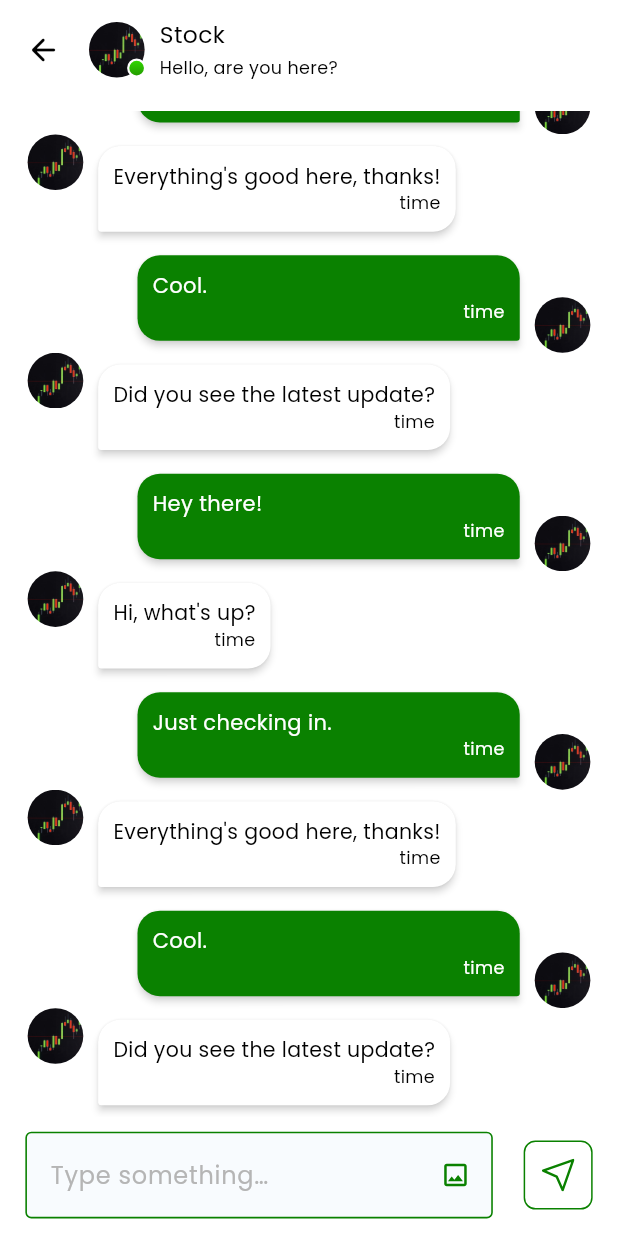
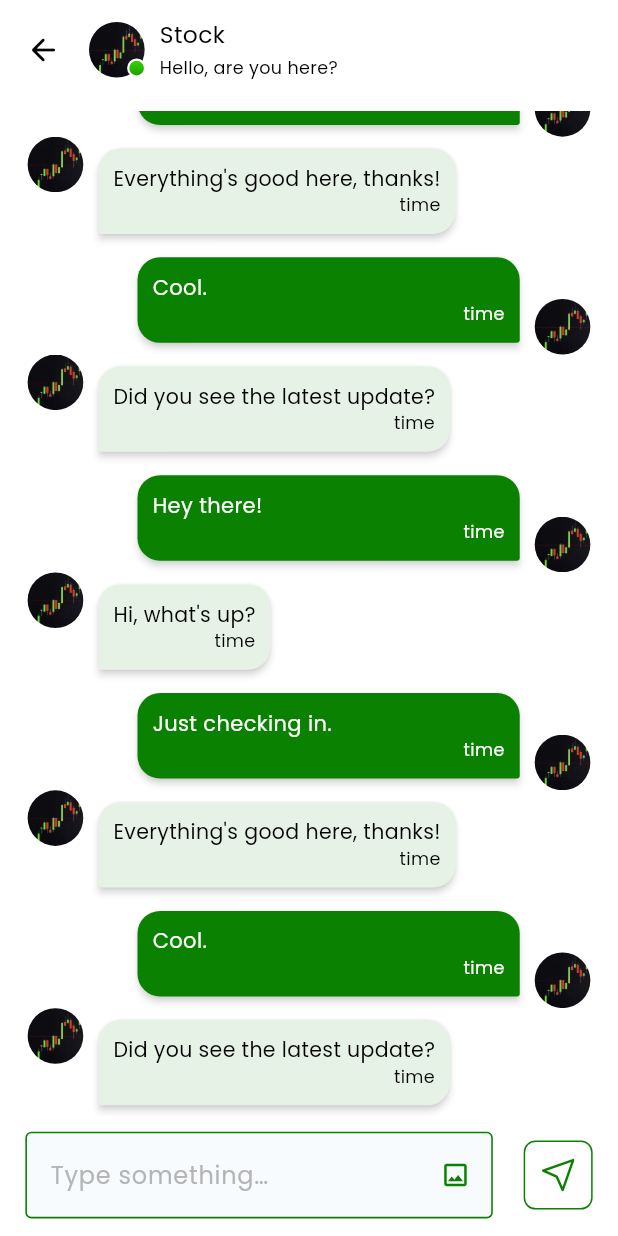
Before and after one commit to bdCalling-Sdt-hub/Stock-Cartel, a Flutter app: the ChatScreen screen opened by its route, on a phone screen of 412 x 824 dp. Run offline on Flutter 3.47's test engine with Material 3 defaults, Android fonts, the light colour scheme and no system bars; drawn by our look-alikes of flutter_chat_bubble; our stand-ins replace connectivity_plus, country_code_picker, flutter_html, flutter_screenutil, flutter_spinkit, flutter_svg and 7 more; accounts and stored records are empty.

Commit message:
Background Issue Fixed

```diff
--- a/lib/views/screens/chatsScreen/chat_screen.dart
+++ b/lib/views/screens/chatsScreen/chat_screen.dart
@@ -305,7 +305,7 @@ class _ChatScreenState extends State<ChatScreen> {
         Expanded(
           child: ChatBubble(
             clipper: ChatBubbleClipper5(type: BubbleType.receiverBubble),
-            backGroundColor: Colors.white,
+            backGroundColor: const Color(0xffe6f2e6),
             margin: EdgeInsets.only(top: 8.h, bottom: 8.h),
             child: Container(
               constraints: BoxConstraints(
@@ -359,7 +359,7 @@ class _ChatScreenState extends State<ChatScreen> {
               type: BubbleType.sendBubble,
             ),
             alignment: Alignment.topRight,
-            margin: const EdgeInsets.only(top: 8, bottom: 8),
+            margin: EdgeInsets.only(top: 8.h, bottom: 8.h),
             backGroundColor: AppColors.primaryColor,
             child: Container(
               constraints: BoxConstraints(
--- a/lib/views/screens/chatsScreen/only_read_chat.dart
+++ b/lib/views/screens/chatsScreen/only_read_chat.dart
@@ -201,7 +201,7 @@ class _OnlyReadChatState extends State<OnlyReadChat> {
         Expanded(
           child: ChatBubble(
             clipper: ChatBubbleClipper5(type: BubbleType.receiverBubble),
-            backGroundColor: Colors.white,
+            backGroundColor: const Color(0xffe6f2e6),
             margin: EdgeInsets.only(top: 8.h, bottom: 8.h),
             child: Container(
               constraints: BoxConstraints(
```
